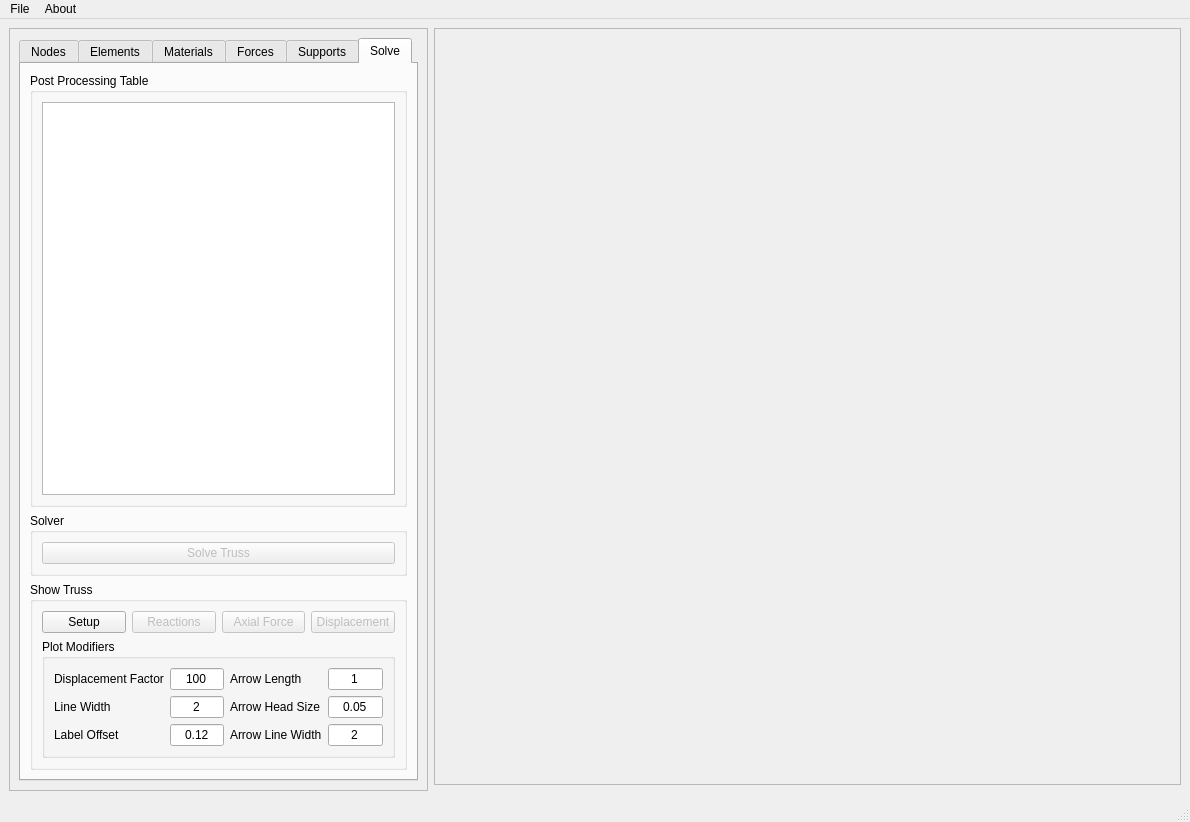
The window that GUI.ui (mjamezquidilla/pysead) describes before a commit, drawn with Qt 5.
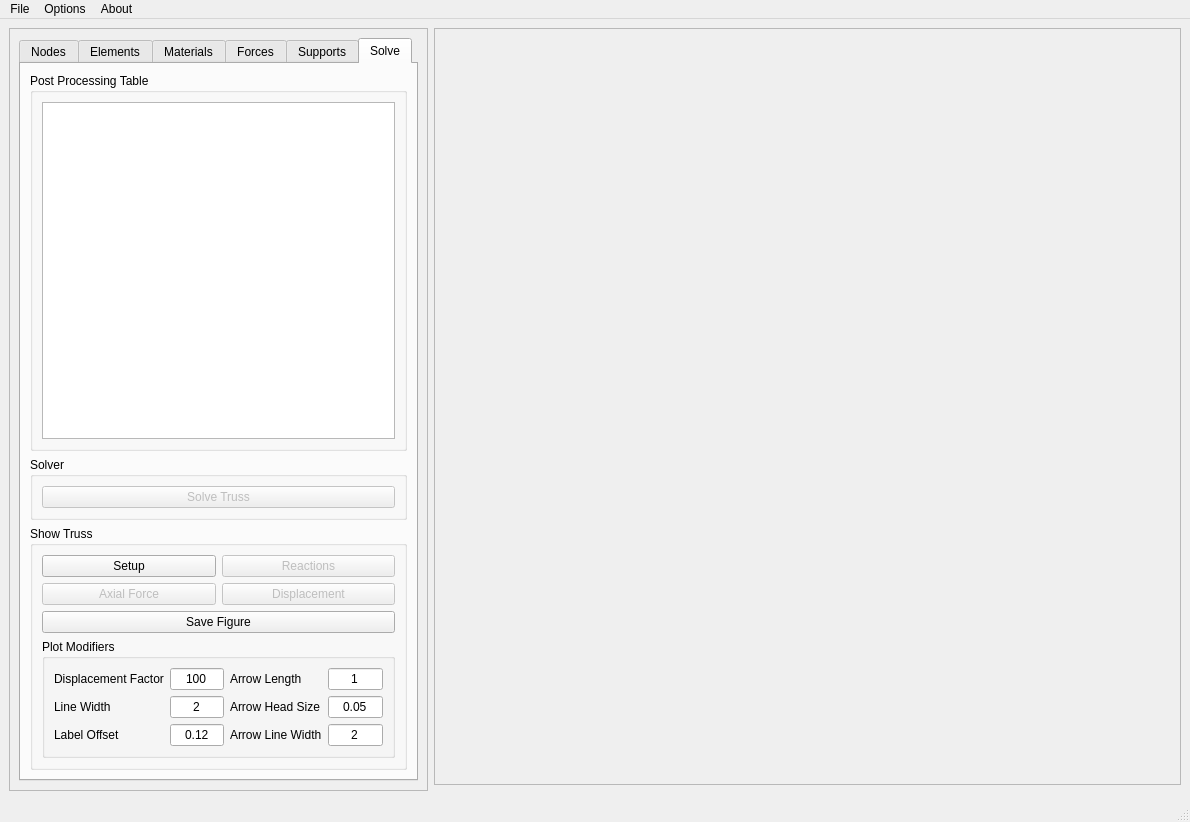
The same window after the commit. The open tabs and pages were chosen to show the change.

Patch:
```diff
--- a/GUI.ui
+++ b/GUI.ui
@@ -944,8 +944,8 @@
                </property>
                <layout class="QVBoxLayout" name="verticalLayout_11">
                 <item>
-                 <layout class="QHBoxLayout" name="horizontalLayout_15">
-                  <item>
+                 <layout class="QGridLayout" name="gridLayout_3">
+                  <item row="0" column="0">
                    <widget class="QPushButton" name="Setup_Button">
                     <property name="sizePolicy">
                      <sizepolicy hsizetype="Expanding" vsizetype="Fixed">
@@ -958,39 +958,7 @@
                     </property>
                    </widget>
                   </item>
-                  <item>
-                   <widget class="QPushButton" name="Reactions_Button">
-                    <property name="enabled">
-                     <bool>false</bool>
-                    </property>
-                    <property name="sizePolicy">
-                     <sizepolicy hsizetype="Expanding" vsizetype="Expanding">
-                      <horstretch>0</horstretch>
-                      <verstretch>0</verstretch>
-                     </sizepolicy>
-                    </property>
-                    <property name="text">
-                     <string>Reactions</string>
-                    </property>
-                   </widget>
-                  </item>
-                  <item>
-                   <widget class="QPushButton" name="Axial_Force_Button">
-                    <property name="enabled">
-                     <bool>false</bool>
-                    </property>
-                    <property name="sizePolicy">
-                     <sizepolicy hsizetype="Expanding" vsizetype="Expanding">
-                      <horstretch>0</horstretch>
-                      <verstretch>0</verstretch>
-                     </sizepolicy>
-                    </property>
-                    <property name="text">
-                     <string>Axial Force</string>
-                    </property>
-                   </widget>
-                  </item>
-                  <item>
+                  <item row="1" column="1">
                    <widget class="QPushButton" name="Displacement_Button">
                     <property name="enabled">
                      <bool>false</bool>
@@ -1006,6 +974,45 @@
                     </property>
                    </widget>
                   </item>
+                  <item row="1" column="0">
+                   <widget class="QPushButton" name="Axial_Force_Button">
+                    <property name="enabled">
+                     <bool>false</bool>
+                    </property>
+                    <property name="sizePolicy">
+                     <sizepolicy hsizetype="Expanding" vsizetype="Expanding">
+                      <horstretch>0</horstretch>
+                      <verstretch>0</verstretch>
+                     </sizepolicy>
+                    </property>
+                    <property name="text">
+                     <string>Axial Force</string>
+                    </property>
+                   </widget>
+                  </item>
+                  <item row="0" column="1">
+                   <widget class="QPushButton" name="Reactions_Button">
+                    <property name="enabled">
+                     <bool>false</bool>
+                    </property>
+                    <property name="sizePolicy">
+                     <sizepolicy hsizetype="Expanding" vsizetype="Expanding">
+                      <horstretch>0</horstretch>
+                      <verstretch>0</verstretch>
+                     </sizepolicy>
+                    </property>
+                    <property name="text">
+                     <string>Reactions</string>
+                    </property>
+                   </widget>
+                  </item>
+                  <item row="2" column="0" colspan="2">
+                   <widget class="QPushButton" name="Save_Figure_Button">
+                    <property name="text">
+                     <string>Save Figure</string>
+                    </property>
+                   </widget>
+                  </item>
                  </layout>
                 </item>
                 <item>
@@ -1190,7 +1197,15 @@
     </property>
     <addaction name="actionPySEAD_Truss"/>
    </widget>
+   <widget class="QMenu" name="menuOptions">
+    <property name="title">
+     <string>Options</string>
+    </property>
+    <addaction name="actionDarkMode"/>
+    <addaction name="actionLightMode"/>
+   </widget>
    <addaction name="menuFile"/>
+   <addaction name="menuOptions"/>
    <addaction name="menuAbout"/>
   </widget>
   <widget class="QStatusBar" name="statusbar"/>
```
Left out of the diff: 12 changed lines with no effect on the pictures.
